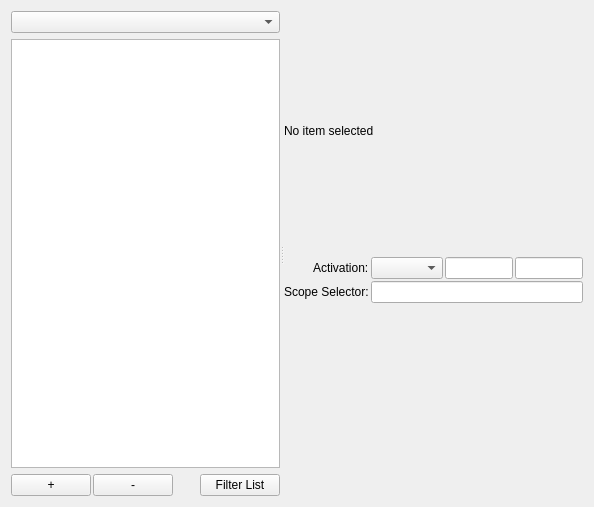
Before: the Qt Designer form resources/ui/bundleeditor.ui in prymatex/prymatex, drawn with Qt 5.
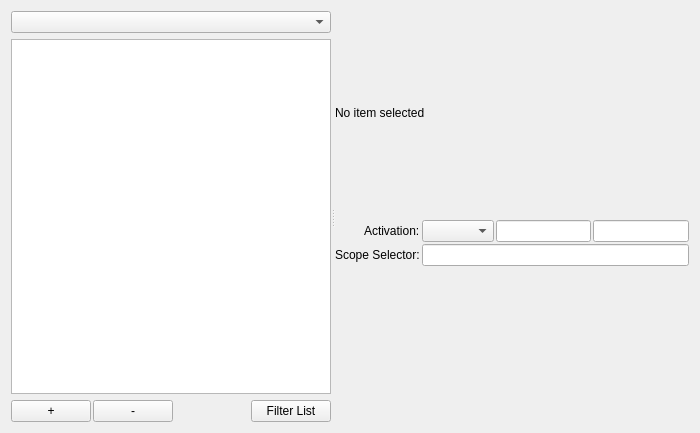
After: the same form once the commit is applied. Icons and pictures are not drawn.

Patch:
```diff
--- a/resources/ui/bundleeditor.ui
+++ b/resources/ui/bundleeditor.ui
@@ -6,10 +6,16 @@
    <rect>
     <x>0</x>
     <y>0</y>
-    <width>594</width>
-    <height>507</height>
+    <width>700</width>
+    <height>433</height>
    </rect>
   </property>
+  <property name="minimumSize">
+   <size>
+    <width>700</width>
+    <height>433</height>
+   </size>
+  </property>
   <property name="windowTitle">
    <string>Bundle Editor</string>
   </property>
```
